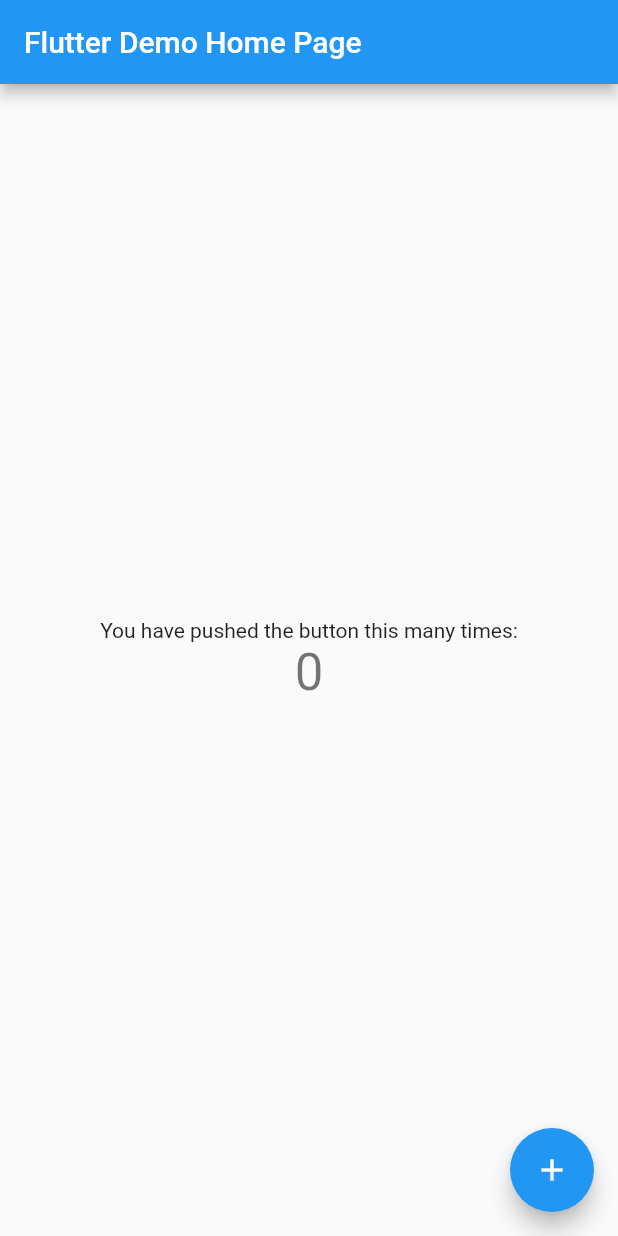
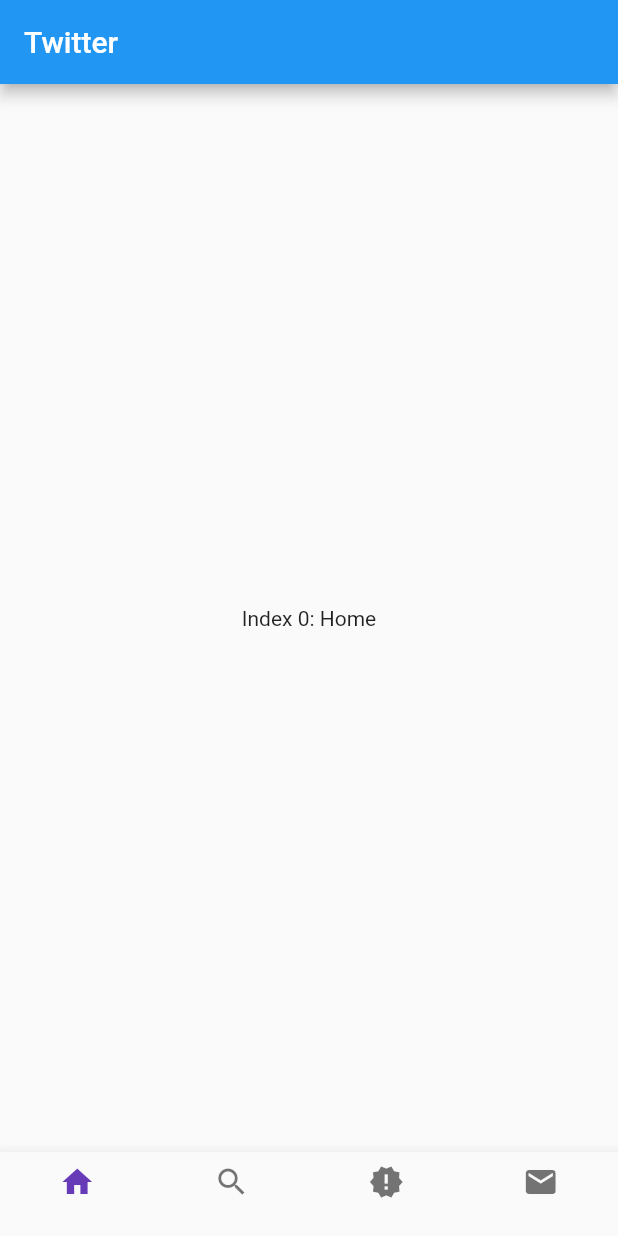
Before and after one commit to takuchalle/flutter_twitter_design, a Flutter app: the screen it shows after launch, on a phone screen of 412 x 824 dp. Run offline on Flutter 3.47's test engine with Material 2 defaults, Android fonts, the phone set to English and light mode, and no system bars.

Commit message:
Add bottomNavigationBar

```diff
--- a/lib/main.dart
+++ b/lib/main.dart
@@ -9,33 +9,15 @@ class MyApp extends StatelessWidget {
     return MaterialApp(
       title: 'Flutter Demo',
       theme: ThemeData(
-        // This is the theme of your application.
-        //
-        // Try running your application with "flutter run". You'll see the
-        // application has a blue toolbar. Then, without quitting the app, try
-        // changing the primarySwatch below to Colors.green and then invoke
-        // "hot reload" (press "r" in the console where you ran "flutter run",
-        // or simply save your changes to "hot reload" in a Flutter IDE).
-        // Notice that the counter didn't reset back to zero; the application
-        // is not restarted.
         primarySwatch: Colors.blue,
       ),
-      home: MyHomePage(title: 'Flutter Demo Home Page'),
+      home: MyHomePage(title: 'Twitter'),
     );
   }
 }
 
 class MyHomePage extends StatefulWidget {
   MyHomePage({Key key, this.title}) : super(key: key);
-
-  // This widget is the home page of your application. It is stateful, meaning
-  // that it has a State object (defined below) that contains fields that affect
-  // how it looks.
-
-  // This class is the configuration for the state. It holds the values (in this
-  // case the title) provided by the parent (in this case the App widget) and
-  // used by the build method of the State. Fields in a Widget subclass are
-  // always marked "final".
 
   final String title;
 
@@ -44,68 +26,43 @@ class MyHomePage extends StatefulWidget {
 }
 
 class _MyHomePageState extends State<MyHomePage> {
-  int _counter = 0;
+  int _selectedIndex = 0;
 
-  void _incrementCounter() {
-    setState(() {
-      // This call to setState tells the Flutter framework that something has
-      // changed in this State, which causes it to rerun the build method below
-      // so that the display can reflect the updated values. If we changed
-      // _counter without calling setState(), then the build method would not be
-      // called again, and so nothing would appear to happen.
-      _counter++;
-    });
-  }
+  final _widgetOptions = [
+   Text('Index 0: Home'),
+   Text('Index 1: Business'),
+   Text('Index 2: School'),
+   Text('Index 3: School'),
+ ];
 
   @override
   Widget build(BuildContext context) {
-    // This method is rerun every time setState is called, for instance as done
-    // by the _incrementCounter method above.
-    //
-    // The Flutter framework has been optimized to make rerunning build methods
-    // fast, so that you can just rebuild anything that needs updating rather
-    // than having to individually change instances of widgets.
     return Scaffold(
       appBar: AppBar(
-        // Here we take the value from the MyHomePage object that was created by
-        // the App.build method, and use it to set our appbar title.
         title: Text(widget.title),
       ),
       body: Center(
-        // Center is a layout widget. It takes a single child and positions it
-        // in the middle of the parent.
-        child: Column(
-          // Column is also layout widget. It takes a list of children and
-          // arranges them vertically. By default, it sizes itself to fit its
-          // children horizontally, and tries to be as tall as its parent.
-          //
-          // Invoke "debug painting" (press "p" in the console, choose the
-          // "Toggle Debug Paint" action from the Flutter Inspector in Android
-          // Studio, or the "Toggle Debug Paint" command in Visual Studio Code)
-          // to see the wireframe for each widget.
-          //
-          // Column has various properties to control how it sizes itself and
-          // how it positions its children. Here we use mainAxisAlignment to
-          // center the children vertically; the main axis here is the vertical
-          // axis because Columns are vertical (the cross axis would be
-          // horizontal).
-          mainAxisAlignment: MainAxisAlignment.center,
-          children: <Widget>[
-            Text(
-              'You have pushed the button this many times:',
-            ),
-            Text(
-              '$_counter',
-              style: Theme.of(context).textTheme.display1,
-            ),
-          ],
-        ),
+        child: _widgetOptions.elementAt(_selectedIndex)
       ),
-      floatingActionButton: FloatingActionButton(
-        onPressed: _incrementCounter,
-        tooltip: 'Increment',
-        child: Icon(Icons.add),
-      ), // This trailing comma makes auto-formatting nicer for build methods.
+      bottomNavigationBar: BottomNavigationBar(
+        items: <BottomNavigationBarItem>[
+          BottomNavigationBarItem(icon: Icon(Icons.home), title: Text('')),
+          BottomNavigationBarItem(icon: Icon(Icons.search), title: Text('')),
+          BottomNavigationBarItem(
+              icon: Icon(Icons.new_releases), title: Text('')),
+          BottomNavigationBarItem(icon: Icon(Icons.email), title: Text('')),
+        ],
+        currentIndex: _selectedIndex,
+        type: BottomNavigationBarType.fixed,
+        fixedColor: Colors.deepPurple,
+        onTap: _onItemTapped,
+      ),
     );
   }
+
+  void _onItemTapped(int index) {
+   setState(() {
+     _selectedIndex = index;
+   });
+ }
 }
```
